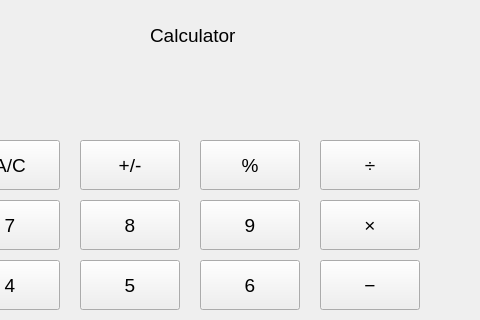
Old version of the form calculator.ui in the repository jorzhang1/Project1-Calculator; both pictures show x 100 to 580 and y 0 to 320 of the 580 by 500 pixel window.
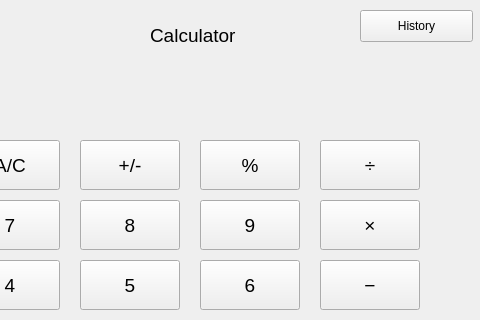
New version of the form. Icons and pictures are not drawn.

Commit message: history button

What changed in the file:
```diff
--- a/calculator.ui
+++ b/calculator.ui
@@ -424,6 +424,19 @@
      <bool>true</bool>
     </property>
    </widget>
+   <widget class="QPushButton" name="historyButton">
+    <property name="geometry">
+     <rect>
+      <x>460</x>
+      <y>10</y>
+      <width>113</width>
+      <height>32</height>
+     </rect>
+    </property>
+    <property name="text">
+     <string>History</string>
+    </property>
+   </widget>
   </widget>
   <widget class="QMenuBar" name="menubar">
    <property name="geometry">
```
Left out of the diff: 4 changed lines with no effect on the pictures. The commit also changes 2 other files.
